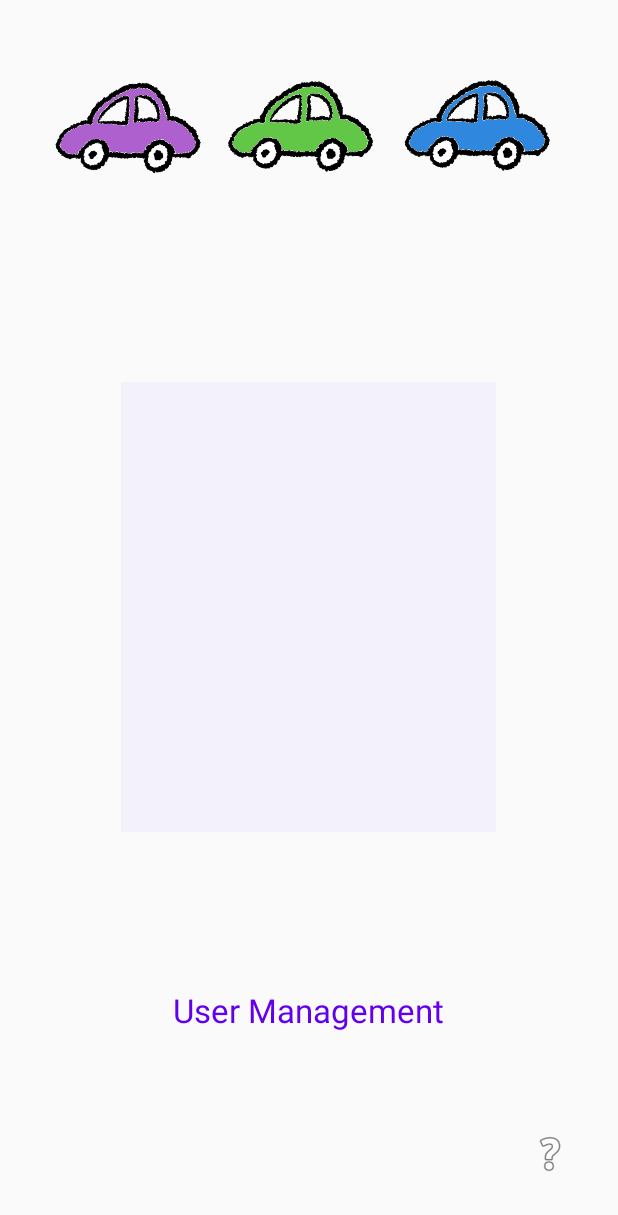
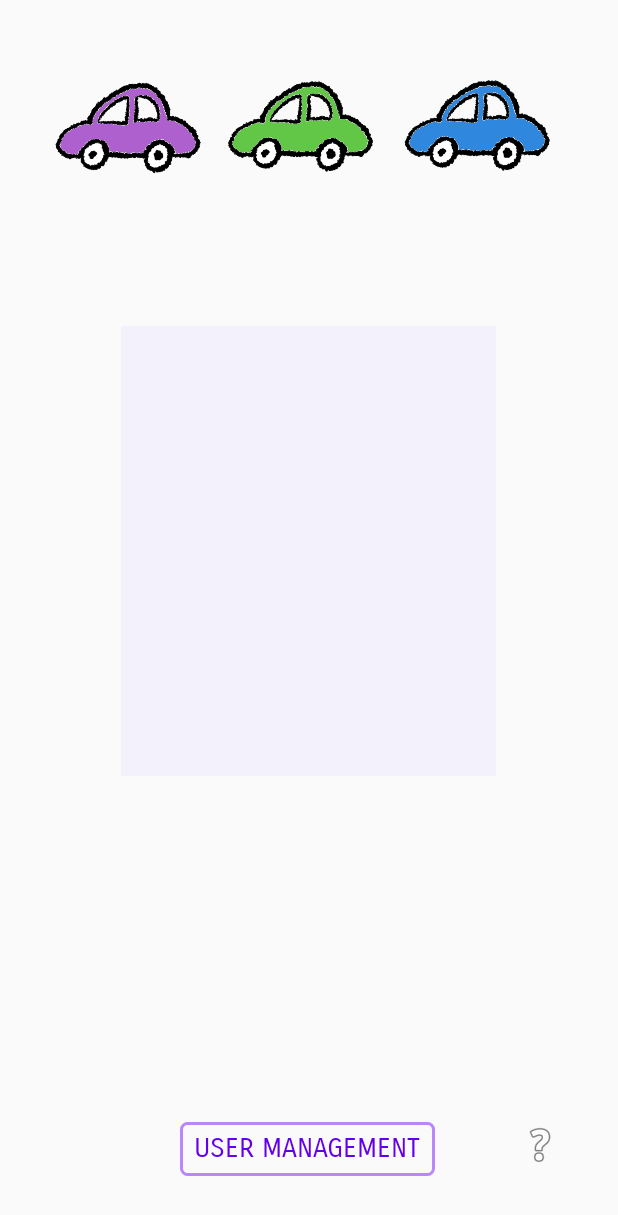
Before and after one commit to csisl/PunchBuggy, an Android app: the screen it shows after launch (MainActivity), on a phone screen of 412 x 824 dp. Shown: the top 1215 px of the screen. Run offline under Robolectric (Android 15) with nearby library versions, the phone set to English and light mode, and no system bars; Roboto replaces fonts that are not available here.

Commit message:
created new theme and fixed night mode

```diff
--- a/app/build.gradle
+++ b/app/build.gradle
@@ -19,8 +19,8 @@ android {
         applicationId "com.punchbuggy.game"
         minSdkVersion 16
         targetSdkVersion 30
-        versionCode 5
-        versionName "5"
+        versionCode 6
+        versionName "6"
 
         testInstrumentationRunner "androidx.test.runner.AndroidJUnitRunner"
         signingConfig signingConfigs.release
--- /dev/null
+++ b/app/src/main/res/drawable/button_border.xml
@@ -0,0 +1,15 @@
+<?xml version="1.0" encoding="utf-8"?>
+<selector xmlns:android="http://schemas.android.com/apk/res/android">
+    <item>
+        <shape android:shape="rectangle">
+            <!-- background -->
+            <solid android:color="@color/transparent" />
+            <!-- border -->
+            <stroke android:width="2dp" android:color="@color/purple_200" />
+
+            <!-- corner roundness -->
+            <corners android:radius="4dp" />
+        </shape>
+    </item>
+
+</selector>
--- /dev/null
+++ b/app/src/main/res/drawable/transparent_bordered_button.xml
@@ -0,0 +1,9 @@
+<?xml version="1.0" encoding="utf-8"?>
+<layer-list xmlns:android="http://schemas.android.com/apk/res/android">
+    <item
+        android:bottom="6dp"
+        android:right="6dp"
+        android:left="6dp"
+        android:drawable="@drawable/button_border"
+        android:top="6dp" />
+</layer-list>
--- a/app/src/main/res/layout/activity_main.xml
+++ b/app/src/main/res/layout/activity_main.xml
@@ -9,30 +9,34 @@
 
     <Button
         android:id="@+id/userManagment"
-        style="@style/Widget.MaterialComponents.Button.OutlinedButton"
         android:layout_width="wrap_content"
         android:layout_height="wrap_content"
+        android:background="@drawable/transparent_bordered_button"
+        android:fontFamily="sans-serif-smallcaps"
+        android:paddingLeft="15dp"
+        android:paddingRight="15dp"
         android:text="@string/user_management"
-        android:textSize="22sp"
+        android:textColor="@color/purple_500"
+        android:textSize="18sp"
         app:layout_constraintBottom_toBottomOf="parent"
         app:layout_constraintEnd_toEndOf="parent"
-        app:layout_constraintHorizontal_bias="0.498"
+        app:layout_constraintHorizontal_bias="0.497"
         app:layout_constraintStart_toStartOf="parent"
         app:layout_constraintTop_toTopOf="parent"
-        app:layout_constraintVertical_bias="0.837" />
+        app:layout_constraintVertical_bias="0.956" />
 
     <ListView
         android:id="@+id/playerListView"
         android:layout_width="250dp"
         android:layout_height="300dp"
         android:layout_marginTop="72dp"
-        android:layout_marginBottom="58dp"
         android:background="#F3F1FB"
         app:layout_constraintBottom_toTopOf="@+id/userManagment"
         app:layout_constraintEnd_toEndOf="parent"
         app:layout_constraintHorizontal_bias="0.496"
         app:layout_constraintStart_toStartOf="parent"
-        app:layout_constraintTop_toBottomOf="@+id/imageView" />
+        app:layout_constraintTop_toBottomOf="@+id/imageView"
+        app:layout_constraintVertical_bias="0.0" />
 
     <ImageView
         android:id="@+id/imageView"
--- a/app/src/main/res/values/colors.xml
+++ b/app/src/main/res/values/colors.xml
@@ -7,4 +7,6 @@
     <color name="teal_700">#FF018786</color>
     <color name="black">#FF000000</color>
     <color name="white">#FFFFFFFF</color>
+    <color name="transparent"></color>
+
 </resources>
--- a/app/src/main/res/values/strings.xml
+++ b/app/src/main/res/values/strings.xml
@@ -13,9 +13,9 @@
     <string name="home_button">Home Button</string>
     <string name="HOME">HOME</string>
     <string name="view_games">View Games</string>
-    <string name="user_management">User Management</string>
-    <string name="add_user">Add</string>
-    <string name="remove_user">Remove</string>
+    <string name="user_management">USER MANAGEMENT</string>
+    <string name="add_user">ADD</string>
+    <string name="remove_user">REMOVE</string>
     <string name="username_hint">username</string>
     <string name="punchBuggiesLogo">Image of Punch Buggies</string>
     <string name="saveButton">Save</string>
```
Also changed, not shown: app/src/main/res/layout/activity_help.xml (+4 -3 lines), app/src/main/res/layout/activity_user_management.xml (+10 -4 lines).
